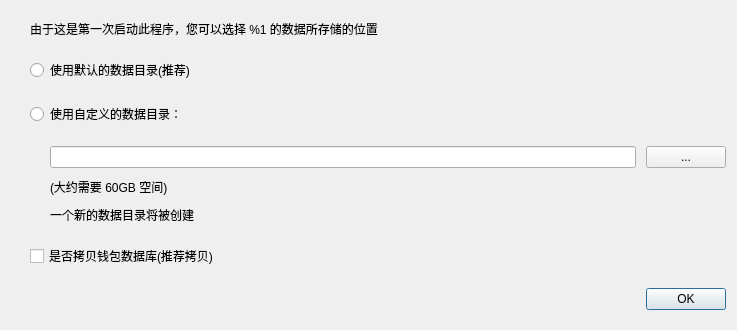
This is src/forms/introdialog.ui in 33cn/chain33-qt as Qt 5 draws it before an edit. The edited form follows.
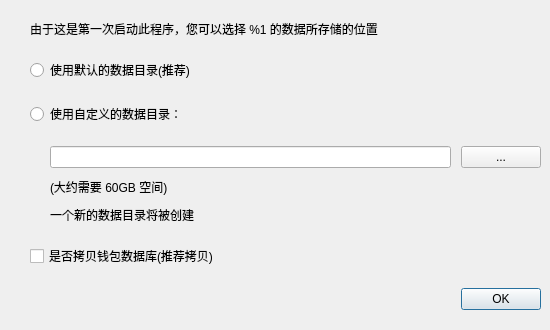
This is the edited form.

Diff of the .ui file:
```diff
--- a/src/forms/introdialog.ui
+++ b/src/forms/introdialog.ui
@@ -6,8 +6,8 @@
    <rect>
     <x>0</x>
     <y>0</y>
-    <width>737</width>
-    <height>319</height>
+    <width>550</width>
+    <height>322</height>
    </rect>
   </property>
   <property name="windowTitle">
@@ -15,6 +15,24 @@
   </property>
   <layout class="QVBoxLayout" name="verticalLayout_2">
    <property name="spacing">
+    <number>0</number>
+   </property>
+   <property name="leftMargin">
+    <number>0</number>
+   </property>
+   <property name="topMargin">
+    <number>0</number>
+   </property>
+   <property name="rightMargin">
+    <number>0</number>
+   </property>
+   <property name="bottomMargin">
+    <number>0</number>
+   </property>
+   <item>
+    <widget class="QWidget" name="Widget_bk_small" native="true">
+     <layout class="QVBoxLayout" name="verticalLayout_bk_small" stretch="0,0,0,0,0,0">
+      <property name="spacing">
     <number>20</number>
    </property>
    <property name="leftMargin">
@@ -100,6 +118,9 @@
      <property name="standardButtons">
       <set>QDialogButtonBox::Ok</set>
      </property>
+       </widget>
+      </item>
+     </layout>
     </widget>
    </item>
   </layout>
```
Lines whose indentation alone changed are shown as unchanged.
